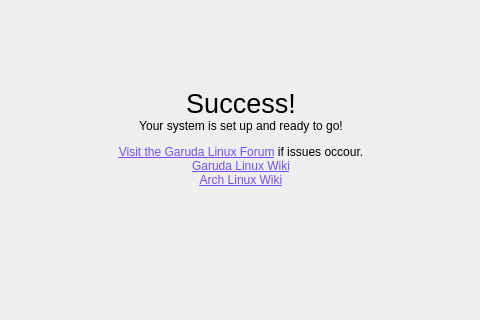
Before: the Qt Designer form snigdhaosassistant.ui in Snigdha-OS/snigdhaos-assistant, drawn with Qt 5; both pictures show x 159 to 639 and y 148 to 468 of the 800 by 600 pixel window.
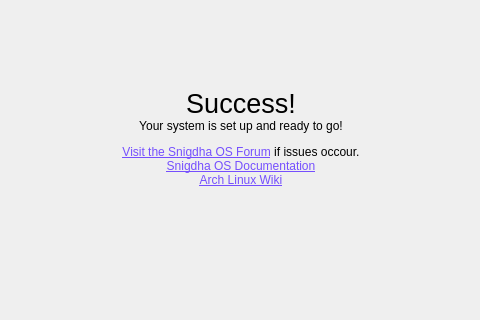
After: the same form once the commit is applied. The open tabs and pages were chosen to show the change.

The edit to the form file:
```diff
--- a/snigdhaosassistant.ui
+++ b/snigdhaosassistant.ui
@@ -173,7 +173,7 @@
                </sizepolicy>
               </property>
               <property name="text">
-               <string>&lt;html&gt;&lt;head/&gt;&lt;body&gt;&lt;p&gt;&lt;span style=&quot; font-size:20pt;&quot;&gt;Success!&lt;/span&gt;&lt;br/&gt;Your system is set up and ready to go!&lt;/p&gt;&lt;p&gt;&lt;a href=&quot;https://forum.garudalinux.org&quot;&gt;&lt;span style=&quot; text-decoration: underline; color:#754ffe;&quot;&gt;Visit the Garuda Linux Forum&lt;/span&gt;&lt;/a&gt; if issues occour.&lt;br/&gt;&lt;a href=&quot;https://wiki.garudalinux.org/&quot;&gt;&lt;span style=&quot; text-decoration: underline; color:#754ffe;&quot;&gt;Garuda Linux Wiki&lt;br/&gt;&lt;/span&gt;&lt;/a&gt;&lt;a href=&quot;https://wiki.archlinux.org/&quot;&gt;&lt;span style=&quot; text-decoration: underline; color:#754ffe;&quot;&gt;Arch Linux Wiki&lt;/span&gt;&lt;/a&gt;&lt;/p&gt;&lt;/body&gt;&lt;/html&gt;</string>
+               <string>&lt;html&gt;&lt;head/&gt;&lt;body&gt;&lt;p&gt;&lt;span style=&quot; font-size:20pt;&quot;&gt;Success!&lt;/span&gt;&lt;br/&gt;Your system is set up and ready to go!&lt;/p&gt;&lt;p&gt;&lt;a href=&quot;https://forum.snigdhais.org&quot;&gt;&lt;span style=&quot; text-decoration: underline; color:#754ffe;&quot;&gt;Visit the Snigdha OS Forum&lt;/span&gt;&lt;/a&gt; if issues occour.&lt;br/&gt;&lt;a href=&quot;https://snigdhaos.org/&quot;&gt;&lt;span style=&quot; text-decoration: underline; color:#754ffe;&quot;&gt;Snigdha OS Documentation&lt;br/&gt;&lt;/span&gt;&lt;/a&gt;&lt;a href=&quot;https://wiki.archlinux.org/&quot;&gt;&lt;span style=&quot; text-decoration: underline; color:#754ffe;&quot;&gt;Arch Linux Wiki&lt;/span&gt;&lt;/a&gt;&lt;/p&gt;&lt;/body&gt;&lt;/html&gt;</string>
               </property>
               <property name="textFormat">
                <enum>Qt::TextFormat::RichText</enum>
```
Left out of the diff: 2 changed lines with no effect on the pictures.
